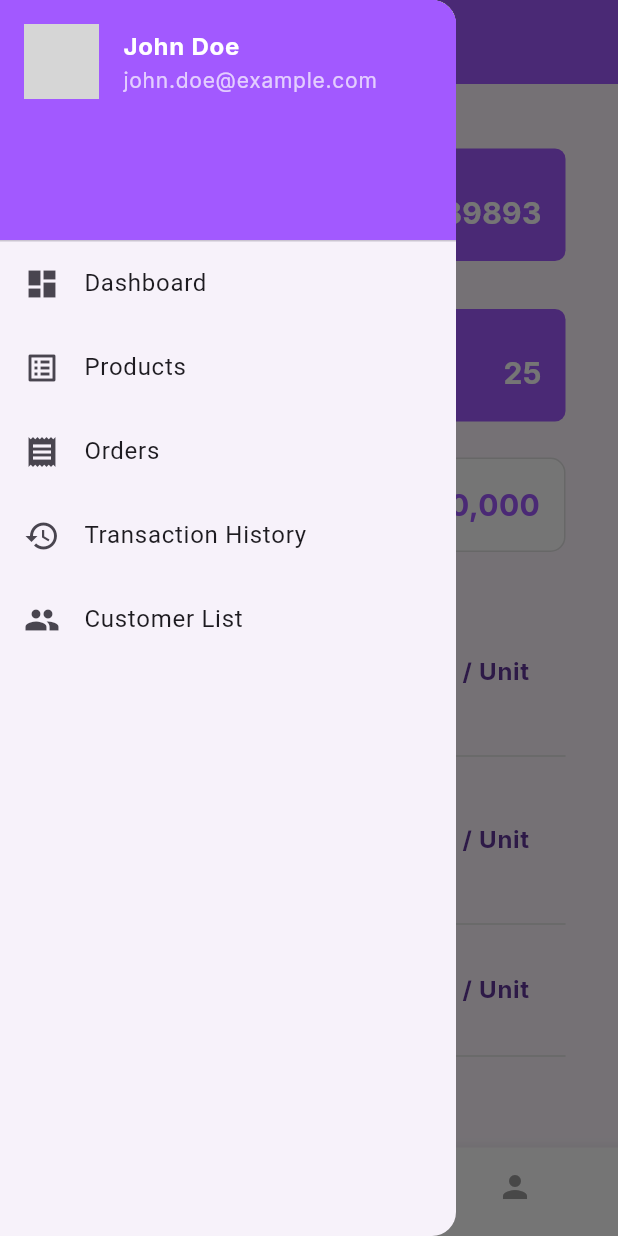
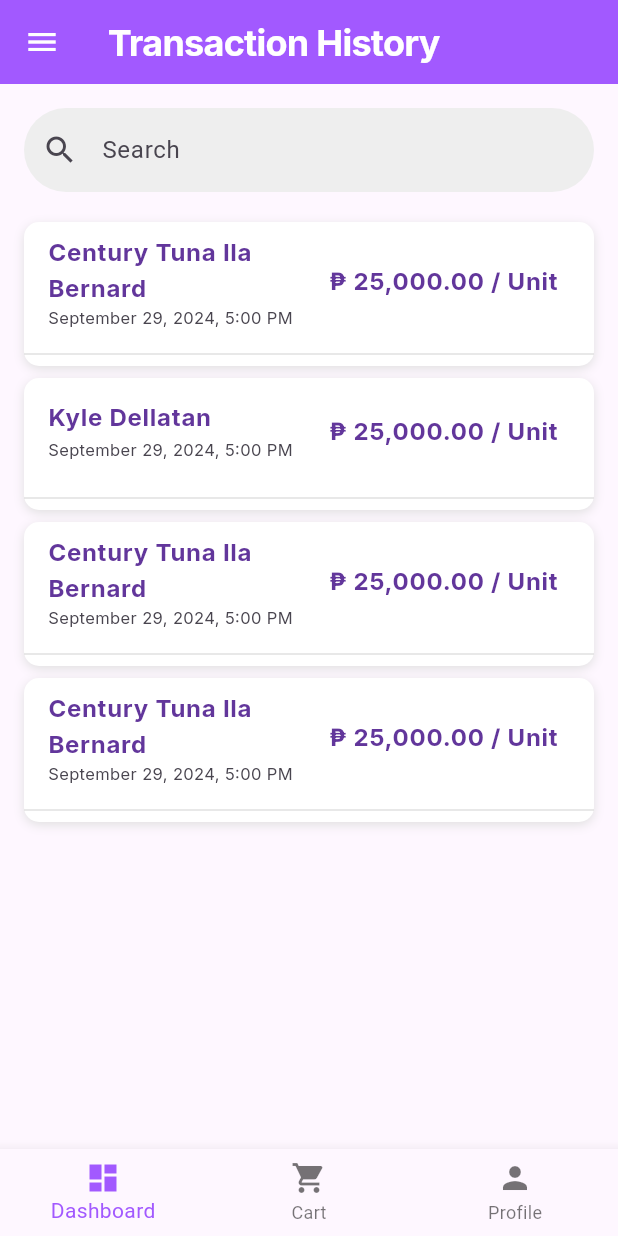
Before and after one commit to ranielART/flutter-shoetally-, a Flutter app: the Dashboard screen opened by its route, scrolled down 40 dp, after a tap on the "menu" icon, after a tap on "Transaction History", on a phone screen of 412 x 824 dp. Run offline on Flutter 3.47's test engine with Material 3 defaults, Android fonts, the phone set to English and light mode, and no system bars; our stand-ins replace animated_splash_screen, firebase_core, firebase_storage, google_fonts, image_picker, lottie; accounts and stored records are empty; network calls fail; grey boxes are pictures that could not be loaded.

Commit message:
added transaction history

```diff
--- a/lib/compontents/app_drawer.dart
+++ b/lib/compontents/app_drawer.dart
@@ -78,7 +78,7 @@ class AppDrawer extends StatelessWidget {
             leading: const Icon(Icons.history),
             title: const Text('Transaction History'),
             onTap: () {
-              // transaction history icon tap
+              Navigator.pushNamed(context, '/transaction_history');
             },
           ),
           ListTile(
--- /dev/null
+++ b/lib/compontents/transaction_item.dart
@@ -0,0 +1,35 @@
+// transaction_item.dart
+import 'package:flutter/material.dart';
+import 'package:google_fonts/google_fonts.dart';
+
+class TransactionItemComponent {
+  static Widget transactionItem(String title, String price, String dateTime) {
+    return Column(
+      children: [
+        ListTile(
+          title: Text(
+            title,
+            style: GoogleFonts.inter(
+              fontSize: 16,
+              fontWeight: FontWeight.bold,
+              color: const Color.fromARGB(255, 98, 54, 155),
+            ),
+          ),
+          subtitle: Text(dateTime, style: GoogleFonts.inter(fontSize: 11)),
+          trailing: Text(
+            "$price / Unit",
+            style: GoogleFonts.inter(
+              fontSize: 16,
+              fontWeight: FontWeight.bold,
+              color: const Color.fromARGB(255, 98, 54, 155),
+            ),
+          ),
+        ),
+        Divider(
+          color: Colors.grey.shade300,
+          thickness: 1,
+        ),
+      ],
+    );
+  }
+}
--- a/lib/main.dart
+++ b/lib/main.dart
@@ -2,6 +2,7 @@ import 'package:commerce_mobile/screens/dashboard.dart';
 import 'package:commerce_mobile/screens/login_screen.dart';
 import 'package:commerce_mobile/screens/signup_screen.dart';
 import 'package:commerce_mobile/screens/splash_screen.dart';
+import 'package:commerce_mobile/screens/transaction_history.dart';
 import 'package:flutter/material.dart';
 
 void main() => runApp(ShoeTallyApp());
@@ -16,6 +17,7 @@ class ShoeTallyApp extends StatelessWidget {
           '/login': (context) => const LoginScreen(),
           '/signup': (context) => const SignupScreen(),
           '/dashboard': (context) => Dashboard(),
+          '/transaction_history': (context) => TransactionHistory(),
         });
   }
 }
--- a/lib/screens/dashboard.dart
+++ b/lib/screens/dashboard.dart
@@ -1,5 +1,5 @@
-
 import 'package:commerce_mobile/compontents/app_drawer.dart';
+import 'package:commerce_mobile/compontents/transaction_item.dart';
 import 'package:flutter/material.dart';
 import 'package:google_fonts/google_fonts.dart';
 
@@ -23,7 +23,6 @@ class _DashboardState extends State<Dashboard> {
       'dateTime': 'September 29, 2024, 5:00 PM'
     },
     {
-
       'title': 'Kyle Dellatan',
       'price': '₱ 25,000.00',
       'dateTime': 'September 29, 2024, 5:00 PM'
@@ -39,7 +38,6 @@ class _DashboardState extends State<Dashboard> {
       'dateTime': 'September 29, 2024, 5:00 PM'
     },
   ];
-
 
   final GlobalKey<ScaffoldState> _scaffoldKey = GlobalKey<ScaffoldState>();
   @override
@@ -103,12 +101,11 @@ class _DashboardState extends State<Dashboard> {
             const SizedBox(height: 8),
             // Transactions List
             Expanded(
-
               child: ListView.builder(
                 physics: const NeverScrollableScrollPhysics(),
                 itemCount: _transactions.length > 3 ? 3 : _transactions.length,
                 itemBuilder: (context, index) {
-                  return _transactionItem(
+                  return TransactionItemComponent.transactionItem(
                     _transactions[index]['title']!,
                     _transactions[index]['price']!,
                     _transactions[index]['dateTime']!,
@@ -224,34 +221,4 @@ class _DashboardState extends State<Dashboard> {
       ),
     );
   }
-
-  Widget _transactionItem(String title, String price, String dateTime) {
-    return Column(
-      children: [
-        ListTile(
-          title: Text(
-            title,
-            style: GoogleFonts.inter(
-              fontSize: 16,
-              fontWeight: FontWeight.bold,
-              color: const Color.fromARGB(255, 98, 54, 155),
-            ),
-          ),
-          subtitle: Text(dateTime, style: GoogleFonts.inter(fontSize: 11)),
-          trailing: Text(
-            "$price / Unit",
-            style: GoogleFonts.inter(
-              fontSize: 16,
-              fontWeight: FontWeight.bold,
-              color: const Color.fromARGB(255, 98, 54, 155),
-            ),
-          ),
-        ),
-        Divider(
-          color: Colors.grey.shade300,
-          thickness: 1,
-        ),
-      ],
-    );
-  }
 }
--- /dev/null
+++ b/lib/screens/transaction_history.dart
@@ -0,0 +1,179 @@
+import 'package:commerce_mobile/compontents/app_drawer.dart';
+import 'package:flutter/material.dart';
+import 'package:google_fonts/google_fonts.dart';
+
+class TransactionHistory extends StatefulWidget {
+  @override
+  _TransactionHistoryState createState() => _TransactionHistoryState();
+}
+
+class _TransactionHistoryState extends State<TransactionHistory> {
+  final List<Map<String, String>> _transactions = [
+    {
+      'title': 'Century Tuna Ila Bernard',
+      'price': '₱ 25,000.00',
+      'dateTime': 'September 29, 2024, 5:00 PM'
+    },
+    {
+      'title': 'Kyle Dellatan',
+      'price': '₱ 25,000.00',
+      'dateTime': 'September 29, 2024, 5:00 PM'
+    },
+    {
+      'title': 'Century Tuna Ila Bernard',
+      'price': '₱ 25,000.00',
+      'dateTime': 'September 29, 2024, 5:00 PM'
+    },
+    {
+      'title': 'Century Tuna Ila Bernard',
+      'price': '₱ 25,000.00',
+      'dateTime': 'September 29, 2024, 5:00 PM'
+    },
+  ];
+
+  List<Map<String, String>> _filteredTransactions = [];
+  String _searchText = "";
+
+  @override
+  void initState() {
+    super.initState();
+    _filteredTransactions =
+        _transactions; // Initialize with full transaction list
+  }
+
+  void _filterTransactions(String searchText) {
+    setState(() {
+      _searchText = searchText;
+      if (_searchText.isEmpty) {
+        _filteredTransactions =
+            _transactions; // Reset to full list if search is empty
+      } else {
+        _filteredTransactions = _transactions
+            .where((transaction) => transaction['title']!
+                .toLowerCase()
+                .contains(_searchText.toLowerCase()))
+            .toList();
+      }
+    });
+  }
+
+  final GlobalKey<ScaffoldState> _scaffoldKey = GlobalKey<ScaffoldState>();
+  @override
+  Widget build(BuildContext context) {
+    return Scaffold(
+      key: _scaffoldKey, // Assign the key to the Scaffold
+      appBar: AppBar(
+        backgroundColor: const Color(0xFFA259FF),
+        foregroundColor: Colors.white,
+        title: Text(
+          "Transaction History",
+          style: GoogleFonts.inter(
+            fontSize: 24,
+            letterSpacing: -0.5,
+            fontWeight: FontWeight.bold,
+          ),
+        ),
+        leading: IconButton(
+          icon: const Icon(Icons.menu),
+          onPressed: () {
+            _scaffoldKey.currentState
+                ?.openDrawer(); // Open the drawer using the GlobalKey
+          },
+        ),
+      ),
+      drawer: const AppDrawer(),
+      body: Column(
+        children: [
+          Padding(
+            padding: const EdgeInsets.all(16.0),
+            child: TextField(
+              onChanged: (value) => _filterTransactions(value),
+              decoration: InputDecoration(
+                hintText: 'Search',
+                prefixIcon: Icon(Icons.search),
+                border: OutlineInputBorder(
+                  borderRadius: BorderRadius.circular(30.0),
+                  borderSide: BorderSide.none,
+                ),
+                filled: true,
+                fillColor: Colors.grey.shade200,
+              ),
+            ),
+          ),
+          Expanded(
+            child: ListView.builder(
+              physics: const AlwaysScrollableScrollPhysics(),
+              itemCount: _filteredTransactions.length,
+              itemBuilder: (context, index) {
+                return Padding(
+                  padding: const EdgeInsets.symmetric(
+                      vertical: 4.0, horizontal: 16.0),
+                  child: Container(
+                    decoration: BoxDecoration(
+                      color: Colors.white,
+                      borderRadius: BorderRadius.circular(10.0),
+                      boxShadow: [
+                        BoxShadow(
+                          color: Colors.grey.shade300,
+                          blurRadius: 5.0,
+                          offset: Offset(0, 2),
+                        ),
+                      ],
+                    ),
+                    child: Column(
+                      children: [
+                        ListTile(
+                          title: Text(
+                            _filteredTransactions[index]['title']!,
+                            style: GoogleFonts.inter(
+                              fontSize: 16,
+                              fontWeight: FontWeight.bold,
+                              color: const Color.fromARGB(255, 98, 54, 155),
+                            ),
+                          ),
+                          subtitle: Text(
+                            _filteredTransactions[index]['dateTime']!,
+                            style: GoogleFonts.inter(fontSize: 11),
+                          ),
+                          trailing: Text(
+                            "${_filteredTransactions[index]['price']} / Unit",
+                            style: GoogleFonts.inter(
+                              fontSize: 16,
+                              fontWeight: FontWeight.bold,
+                              color: const Color.fromARGB(255, 98, 54, 155),
+                            ),
+                          ),
+                        ),
+                        Divider(
+                          color: Colors.grey.shade300,
+                          thickness: 1,
+                        ),
+                      ],
+                    ),
+                  ),
+                );
+              },
+            ),
+          ),
+        ],
+      ),
+      bottomNavigationBar: BottomNavigationBar(
+        items: const [
+          BottomNavigationBarItem(
+            icon: Icon(Icons.dashboard),
+            label: 'Dashboard',
+          ),
+          BottomNavigationBarItem(
+            icon: Icon(Icons.shopping_cart),
+            label: 'Cart',
+          ),
+          BottomNavigationBarItem(
+            icon: Icon(Icons.person),
+            label: 'Profile',
+          ),
+        ],
+        selectedItemColor: const Color(0xFFA259FF),
+      ),
+    );
+  }
+}
```
Also changed, not shown: lib/compontents/transactions.dart (deleted).
